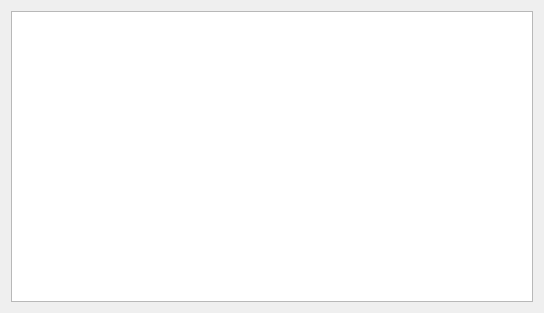
Before: the Qt Designer form View/ui/ConsoleWindow.ui in BETRU21/GraphicGenerator, drawn with Qt 5.
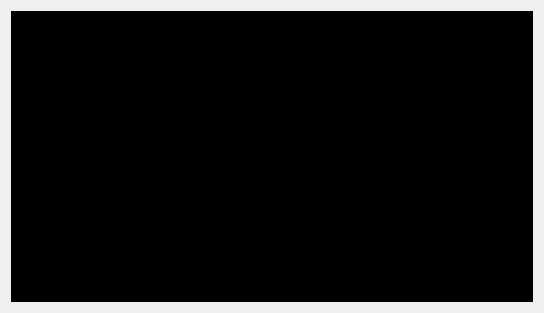
After: the same form once the commit is applied.

What changed in the file:
```diff
--- a/View/ui/ConsoleWindow.ui
+++ b/View/ui/ConsoleWindow.ui
@@ -19,7 +19,7 @@
      <item>
       <widget class="QTextEdit" name="te_Console">
        <property name="styleSheet">
-        <string notr="true"/>
+        <string notr="true">background-color: rgb(0, 0, 0);</string>
        </property>
        <property name="readOnly">
         <bool>true</bool>
```
